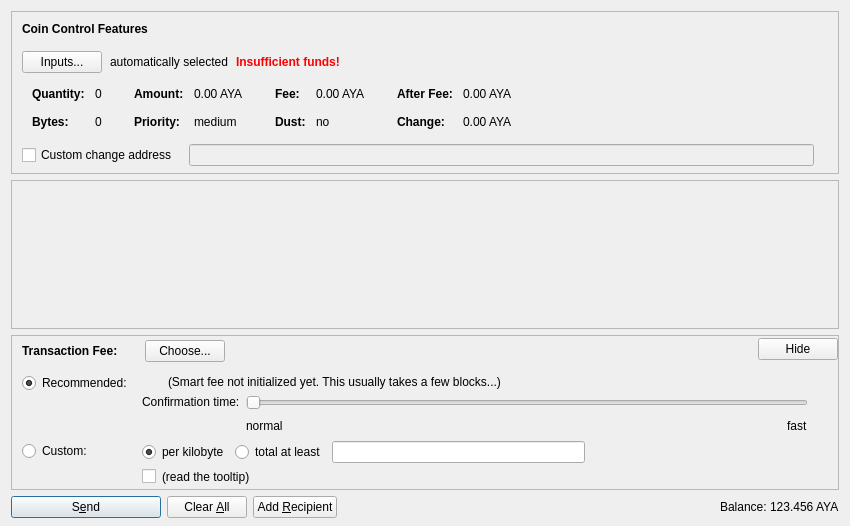
Aryacoin/Aryacoin, file src/qt/forms/sendcoinsdialog.ui: the form before one commit.
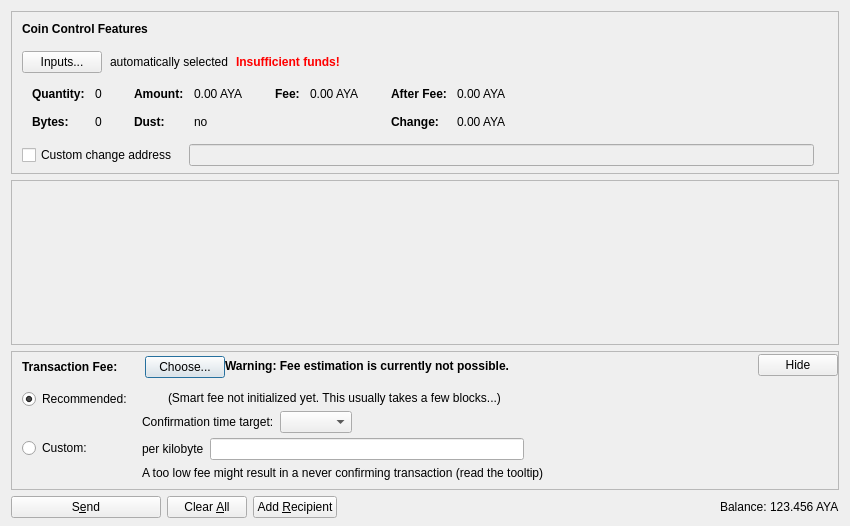
The form after the commit. Icons and pictures are not drawn. Custom widgets are drawn as their Qt base class.

```diff
--- a/src/qt/forms/sendcoinsdialog.ui
+++ b/src/qt/forms/sendcoinsdialog.ui
@@ -332,86 +332,6 @@
                 </widget>
                </item>
                <item row="1" column="0">
-                <widget class="QLabel" name="labelCoinControlPriorityText">
-                 <property name="font">
-                  <font>
-                   <weight>75</weight>
-                   <bold>true</bold>
-                  </font>
-                 </property>
-                 <property name="text">
-                  <string>Priority:</string>
-                 </property>
-                </widget>
-               </item>
-               <item row="1" column="1">
-                <widget class="QLabel" name="labelCoinControlPriority">
-                 <property name="cursor">
-                  <cursorShape>IBeamCursor</cursorShape>
-                 </property>
-                 <property name="contextMenuPolicy">
-                  <enum>Qt::ActionsContextMenu</enum>
-                 </property>
-                 <property name="text">
-                  <string notr="true">medium</string>
-                 </property>
-                 <property name="textInteractionFlags">
-                  <set>Qt::LinksAccessibleByMouse|Qt::TextSelectableByKeyboard|Qt::TextSelectableByMouse</set>
-                 </property>
-                </widget>
-               </item>
-              </layout>
-             </item>
-             <item>
-              <layout class="QFormLayout" name="formLayoutCoinControl3">
-               <property name="horizontalSpacing">
-                <number>10</number>
-               </property>
-               <property name="verticalSpacing">
-                <number>14</number>
-               </property>
-               <property name="leftMargin">
-                <number>6</number>
-               </property>
-               <property name="topMargin">
-                <number>4</number>
-               </property>
-               <property name="rightMargin">
-                <number>6</number>
-               </property>
-               <item row="0" column="0">
-                <widget class="QLabel" name="labelCoinControlFeeText">
-                 <property name="font">
-                  <font>
-                   <weight>75</weight>
-                   <bold>true</bold>
-                  </font>
-                 </property>
-                 <property name="text">
-                  <string>Fee:</string>
-                 </property>
-                 <property name="margin">
-                  <number>0</number>
-                 </property>
-                </widget>
-               </item>
-               <item row="0" column="1">
-                <widget class="QLabel" name="labelCoinControlFee">
-                 <property name="cursor">
-                  <cursorShape>IBeamCursor</cursorShape>
-                 </property>
-                 <property name="contextMenuPolicy">
-                  <enum>Qt::ActionsContextMenu</enum>
-                 </property>
-                 <property name="text">
-                  <string notr="true">0.00 AYA</string>
-                 </property>
-                 <property name="textInteractionFlags">
-                  <set>Qt::LinksAccessibleByMouse|Qt::TextSelectableByKeyboard|Qt::TextSelectableByMouse</set>
-                 </property>
-                </widget>
-               </item>
-               <item row="1" column="0">
                 <widget class="QLabel" name="labelCoinControlLowOutputText">
                  <property name="font">
                   <font>
@@ -442,6 +362,57 @@
                </item>
               </layout>
              </item>
+             <item>
+              <layout class="QFormLayout" name="formLayoutCoinControl3">
+               <property name="horizontalSpacing">
+                <number>10</number>
+               </property>
+               <property name="verticalSpacing">
+                <number>14</number>
+               </property>
+               <property name="leftMargin">
+                <number>6</number>
+               </property>
+               <property name="topMargin">
+                <number>4</number>
+               </property>
+               <property name="rightMargin">
+                <number>6</number>
+               </property>
+               <item row="0" column="0">
+                <widget class="QLabel" name="labelCoinControlFeeText">
+                 <property name="font">
+                  <font>
+                   <weight>75</weight>
+                   <bold>true</bold>
+                  </font>
+                 </property>
+                 <property name="text">
+                  <string>Fee:</string>
+                 </property>
+                 <property name="margin">
+                  <number>0</number>
+                 </property>
+                </widget>
+               </item>
+               <item row="0" column="1">
+                <widget class="QLabel" name="labelCoinControlFee">
+                 <property name="cursor">
+                  <cursorShape>IBeamCursor</cursorShape>
+                 </property>
+                 <property name="contextMenuPolicy">
+                  <enum>Qt::ActionsContextMenu</enum>
+                 </property>
+                 <property name="text">
+                  <string notr="true">0.00 AYA</string>
+                 </property>
+                 <property name="textInteractionFlags">
+                  <set>Qt::LinksAccessibleByMouse|Qt::TextSelectableByKeyboard|Qt::TextSelectableByMouse</set>
+                 </property>
+                </widget>
+               </item>
+              </layout>
+             </item>
              <item>
               <layout class="QFormLayout" name="formLayoutCoinControl4">
                <property name="horizontalSpacing">
@@ -788,11 +759,33 @@
             </item>
            </layout>
           </item>
+          <item>
+           <widget class="QLabel" name="fallbackFeeWarningLabel">
+            <property name="toolTip">
+             <string>Using the fallbackfee can result in sending a transaction that will take several hours or days (or never) to confirm. Consider choosing your fee manually or wait until you have validated the complete chain.</string>
+            </property>
+            <property name="font">
+            <font>
+                <weight>75</weight>
+                <bold>true</bold>
+            </font>
+            </property>
+            <property name="text">
+             <string>Warning: Fee estimation is currently not possible.</string>
+            </property>
+            <property name="wordWrap">
+             <bool>false</bool>
+            </property>
+           </widget>
+          </item>
           <item>
            <spacer name="horizontalSpacer_4">
             <property name="orientation">
              <enum>Qt::Horizontal</enum>
             </property>
+            <property name="sizeType">
+             <enum>QSizePolicy::MinimumExpanding</enum>
+            </property>
             <property name="sizeHint" stdset="0">
              <size>
               <width>40</width>
@@ -853,32 +846,13 @@
                <item>
                 <layout class="QHBoxLayout" name="horizontalLayoutFee13">
                  <item>
-                  <widget class="QRadioButton" name="radioCustomPerKilobyte">
+                  <widget class="QLabel" name="labelCustomPerKilobyte">
                    <property name="toolTip">
                     <string>If the custom fee is set to 1000 satoshis and the transaction is only 250 bytes, then &quot;per kilobyte&quot; only pays 250 satoshis in fee, while &quot;total at least&quot; pays 1000 satoshis. For transactions bigger than a kilobyte both pay by kilobyte.</string>
                    </property>
                    <property name="text">
                     <string>per kilobyte</string>
                    </property>
-                   <property name="checked">
-                    <bool>true</bool>
-                   </property>
-                   <attribute name="buttonGroup">
-                    <string notr="true">groupCustomFee</string>
-                   </attribute>
-                  </widget>
-                 </item>
-                 <item>
-                  <widget class="QRadioButton" name="radioCustomAtLeast">
-                   <property name="toolTip">
-                    <string>If the custom fee is set to 1000 satoshis and the transaction is only 250 bytes, then &quot;per kilobyte&quot; only pays 250 satoshis in fee, while &quot;total at least&quot; pays 1000 satoshis. For transactions bigger than a kilobyte both pay by kilobyte.</string>
-                   </property>
-                   <property name="text">
-                    <string>total at least</string>
-                   </property>
-                   <attribute name="buttonGroup">
-                    <string notr="true">groupCustomFee</string>
-                   </attribute>
                   </widget>
                  </item>
                  <item>
@@ -902,17 +876,7 @@
                <item>
                 <layout class="QHBoxLayout" name="horizontalLayoutFee8">
                  <item>
-                  <widget class="QCheckBox" name="checkBoxMinimumFee">
-                   <property name="toolTip">
-                    <string>Paying only the minimum fee is just fine as long as there is less transaction volume than space in the blocks. But be aware that this can end up in a never confirming transaction once there is more demand for aryacoin transactions than the network can process.</string>
-                   </property>
-                   <property name="text">
-                    <string/>
-                   </property>
-                  </widget>
-                 </item>
-                 <item>
-                  <widget class="QLabel" name="labelMinFeeWarning">
+                  <widget class="QLabel" name="labelCustomFeeWarning">
                    <property name="enabled">
                     <bool>true</bool>
                    </property>
@@ -920,10 +884,7 @@
                     <string>Paying only the minimum fee is just fine as long as there is less transaction volume than space in the blocks. But be aware that this can end up in a never confirming transaction once there is more demand for aryacoin transactions than the network can process.</string>
                    </property>
                    <property name="text">
-                    <string>(read the tooltip)</string>
-                   </property>
-                   <property name="margin">
-                    <number>5</number>
+                    <string>A too low fee might result in a never confirming transaction (read the tooltip)</string>
                    </property>
                   </widget>
                  </item>
@@ -1016,9 +977,6 @@
                    <property name="text">
                     <string/>
                    </property>
-                   <property name="margin">
-                    <number>2</number>
-                   </property>
                   </widget>
                  </item>
                  <item>
@@ -1033,9 +991,6 @@
                    <property name="text">
                     <string>(Smart fee not initialized yet. This usually takes a few blocks...)</string>
                    </property>
-                   <property name="margin">
-                    <number>2</number>
-                   </property>
                   </widget>
                  </item>
                  <item>
@@ -1060,26 +1015,10 @@
                    <item>
                     <widget class="QLabel" name="labelSmartFee3">
                      <property name="text">
-                      <string>Confirmation time:</string>
-                     </property>
-                     <property name="margin">
-                      <number>2</number>
+                      <string>Confirmation time target:</string>
                      </property>
                     </widget>
                    </item>
-                   <item>
-                    <spacer name="verticalSpacer_3">
-                     <property name="orientation">
-                      <enum>Qt::Vertical</enum>
-                     </property>
-                     <property name="sizeHint" stdset="0">
-                      <size>
-                       <width>1</width>
-                       <height>1</height>
-                      </size>
-                     </property>
-                    </spacer>
-                   </item>
                   </layout>
                  </item>
                  <item>
@@ -1088,44 +1027,15 @@
                     <number>30</number>
                    </property>
                    <item>
-                    <widget class="QSlider" name="sliderSmartFee">
-                     <property name="minimum">
+                    <layout class="QHBoxLayout" name="horizontalLayoutConfTarget">
+                     <property name="bottomMargin">
                       <number>0</number>
                      </property>
-                     <property name="maximum">
-                      <number>24</number>
-                     </property>
-                     <property name="pageStep">
-                      <number>1</number>
-                     </property>
-                     <property name="value">
-                      <number>0</number>
-                     </property>
-                     <property name="orientation">
-                      <enum>Qt::Horizontal</enum>
-                     </property>
-                     <property name="invertedAppearance">
-                      <bool>false</bool>
-                     </property>
-                     <property name="invertedControls">
-                      <bool>false</bool>
-                     </property>
-                     <property name="tickPosition">
-                      <enum>QSlider::NoTicks</enum>
-                     </property>
-                    </widget>
-                   </item>
-                   <item>
-                    <layout class="QHBoxLayout" name="horizontalLayoutFee10">
                      <item>
-                      <widget class="QLabel" name="labelSmartFeeNormal">
-                       <property name="text">
-                        <string>normal</string>
-                       </property>
-                      </widget>
+                      <widget class="QComboBox" name="confTargetSelector"/>
                      </item>
                      <item>
-                      <spacer name="horizontalSpacer_3">
+                      <spacer name="horizontalSpacerConfTarget">
                        <property name="orientation">
                         <enum>Qt::Horizontal</enum>
                        </property>
@@ -1137,13 +1047,6 @@
                        </property>
                       </spacer>
                      </item>
-                     <item>
-                      <widget class="QLabel" name="labelSmartFeeFast">
-                       <property name="text">
-                        <string>fast</string>
-                       </property>
-                      </widget>
-                     </item>
                     </layout>
                    </item>
                   </layout>
@@ -1177,8 +1080,8 @@
           </property>
           <property name="sizeHint" stdset="0">
            <size>
-            <width>800</width>
-            <height>1</height>
+            <width>40</width>
+            <height>5</height>
            </size>
           </property>
          </spacer>
@@ -1212,7 +1115,7 @@
         <bool>false</bool>
        </property>
        <property name="default">
-        <bool>true</bool>
+        <bool>false</bool>
        </property>
       </widget>
      </item>
```
Left out of the diff: 11 changed lines with no effect on the pictures.
